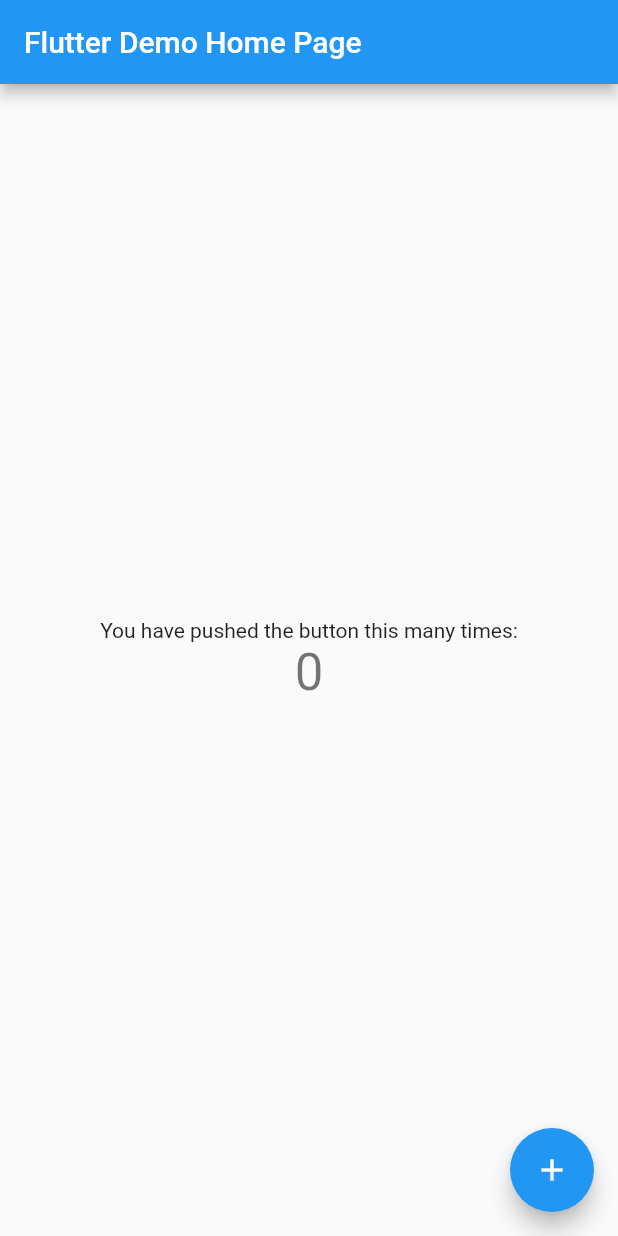
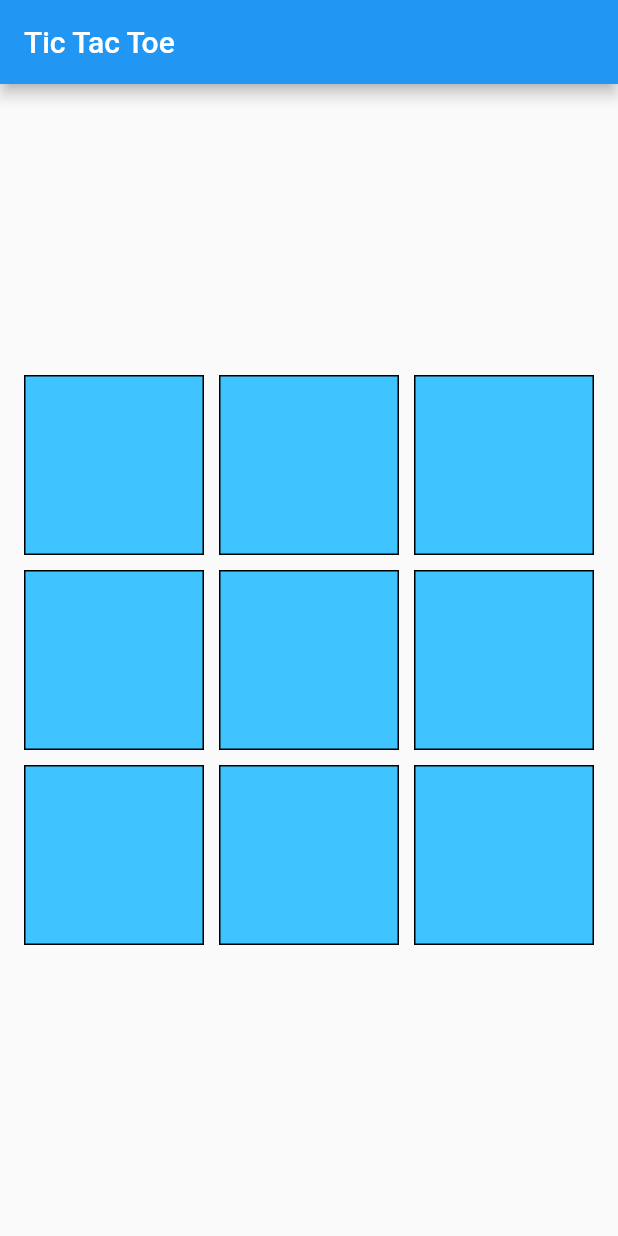
Before and after one commit to FairyEvilMoon/tictactoe, a Flutter app: the screen it shows after launch, on a phone screen of 412 x 824 dp. Run offline on Flutter 3.47's test engine with Material 2 defaults, Android fonts, the phone set to English and light mode, and no system bars.

Commit message:
version 1

```diff
--- a/lib/main.dart
+++ b/lib/main.dart
@@ -1,115 +1,160 @@
+import 'dart:math';
 import 'package:flutter/material.dart';
 
-void main() {
-  runApp(const MyApp());
-}
+void main() => runApp(MyApp());
 
 class MyApp extends StatelessWidget {
-  const MyApp({super.key});
-
-  // This widget is the root of your application.
   @override
   Widget build(BuildContext context) {
     return MaterialApp(
-      title: 'Flutter Demo',
+      title: 'Tic Tac Toe',
       theme: ThemeData(
-        // This is the theme of your application.
-        //
-        // Try running your application with "flutter run". You'll see the
-        // application has a blue toolbar. Then, without quitting the app, try
-        // changing the primarySwatch below to Colors.green and then invoke
-        // "hot reload" (press "r" in the console where you ran "flutter run",
-        // or simply save your changes to "hot reload" in a Flutter IDE).
-        // Notice that the counter didn't reset back to zero; the application
-        // is not restarted.
         primarySwatch: Colors.blue,
       ),
-      home: const MyHomePage(title: 'Flutter Demo Home Page'),
+      home: TicTacToePage(),
     );
   }
 }
 
-class MyHomePage extends StatefulWidget {
-  const MyHomePage({super.key, required this.title});
-
-  // This widget is the home page of your application. It is stateful, meaning
-  // that it has a State object (defined below) that contains fields that affect
-  // how it looks.
-
-  // This class is the configuration for the state. It holds the values (in this
-  // case the title) provided by the parent (in this case the App widget) and
-  // used by the build method of the State. Fields in a Widget subclass are
-  // always marked "final".
-
-  final String title;
-
+class TicTacToePage extends StatefulWidget {
   @override
-  State<MyHomePage> createState() => _MyHomePageState();
+  _TicTacToePageState createState() => _TicTacToePageState();
 }
 
-class _MyHomePageState extends State<MyHomePage> {
-  int _counter = 0;
+class _TicTacToePageState extends State<TicTacToePage> {
+  List<String> board = List.generate(9, (index) => '');
+  String winner = '';
+  bool gameOver = false;
 
-  void _incrementCounter() {
+  void _handleTap(int index) {
+    if (board[index] != '' || gameOver) return;
     setState(() {
-      // This call to setState tells the Flutter framework that something has
-      // changed in this State, which causes it to rerun the build method below
-      // so that the display can reflect the updated values. If we changed
-      // _counter without calling setState(), then the build method would not be
-      // called again, and so nothing would appear to happen.
-      _counter++;
+      board[index] = 'X';
+      _checkGameState();
+      if (!gameOver) {
+        _aiMove();
+        _checkGameState();
+      }
     });
+  }
+
+  void _aiMove() {
+    var emptySpots =
+        List.generate(9, (i) => i).where((i) => board[i] == '').toList();
+    if (emptySpots.isNotEmpty) {
+      final randomIndex = Random().nextInt(emptySpots.length);
+      board[emptySpots[randomIndex]] = 'O';
+    }
+  }
+
+  void _checkGameState() {
+    if (_checkWinner('X')) {
+      winner = 'Player wins!';
+      gameOver = true;
+    } else if (_checkWinner('O')) {
+      winner = 'AI wins!';
+      gameOver = true;
+    } else if (!board.contains('')) {
+      winner = 'It\'s a Draw!';
+      gameOver = true;
+    }
+  }
+
+  bool _checkWinner(String player) {
+    const winningPatterns = [
+      {0, 1, 2},
+      {3, 4, 5},
+      {6, 7, 8},
+      {0, 3, 6},
+      {1, 4, 7},
+      {2, 5, 8},
+      {0, 4, 8},
+      {2, 4, 6}
+    ];
+
+    for (var pattern in winningPatterns) {
+      if (pattern.every((index) => board[index] == player)) {
+        return true;
+      }
+    }
+    return false;
+  }
+
+  void _resetGame() {
+    setState(() {
+      board = List.generate(9, (index) => '');
+      winner = '';
+      gameOver = false;
+    });
+  }
+
+  Widget _buildCell(int index) {
+    return GestureDetector(
+      onTap: () => _handleTap(index),
+      child: Container(
+        decoration: BoxDecoration(
+          color: Colors.lightBlueAccent,
+          border: Border.all(color: Colors.black),
+        ),
+        child: AnimatedSwitcher(
+          duration: Duration(milliseconds: 300),
+          transitionBuilder: (Widget child, Animation<double> animation) {
+            return ScaleTransition(scale: animation, child: child);
+          },
+          child: Text(
+            board[index],
+            key: ValueKey<String>(board[index]),
+            style: TextStyle(
+              fontSize: 64.0,
+              color: board[index] == 'X' ? Colors.white : Colors.red,
+            ),
+          ),
+        ),
+      ),
+    );
   }
 
   @override
   Widget build(BuildContext context) {
-    // This method is rerun every time setState is called, for instance as done
-    // by the _incrementCounter method above.
-    //
-    // The Flutter framework has been optimized to make rerunning build methods
-    // fast, so that you can just rebuild anything that needs updating rather
-    // than having to individually change instances of widgets.
     return Scaffold(
       appBar: AppBar(
-        // Here we take the value from the MyHomePage object that was created by
-        // the App.build method, and use it to set our appbar title.
-        title: Text(widget.title),
+        title: Text('Tic Tac Toe'),
       ),
-      body: Center(
-        // Center is a layout widget. It takes a single child and positions it
-        // in the middle of the parent.
-        child: Column(
-          // Column is also a layout widget. It takes a list of children and
-          // arranges them vertically. By default, it sizes itself to fit its
-          // children horizontally, and tries to be as tall as its parent.
-          //
-          // Invoke "debug painting" (press "p" in the console, choose the
-          // "Toggle Debug Paint" action from the Flutter Inspector in Android
-          // Studio, or the "Toggle Debug Paint" command in Visual Studio Code)
-          // to see the wireframe for each widget.
-          //
-          // Column has various properties to control how it sizes itself and
-          // how it positions its children. Here we use mainAxisAlignment to
-          // center the children vertically; the main axis here is the vertical
-          // axis because Columns are vertical (the cross axis would be
-          // horizontal).
-          mainAxisAlignment: MainAxisAlignment.center,
-          children: <Widget>[
-            const Text(
-              'You have pushed the button this many times:',
+      body: Column(
+        mainAxisAlignment: MainAxisAlignment.center,
+        crossAxisAlignment: CrossAxisAlignment.center,
+        children: <Widget>[
+          if (winner.isNotEmpty) ...[
+            Text(
+              winner,
+              style: TextStyle(
+                  fontSize: 32,
+                  fontWeight: FontWeight.bold,
+                  color: Colors.green),
             ),
-            Text(
-              '$_counter',
-              style: Theme.of(context).textTheme.headlineMedium,
+            SizedBox(height: 20),
+            ElevatedButton(
+              onPressed: _resetGame,
+              child: Text('Restart Game'),
+            )
+          ] else ...[
+            GridView.builder(
+              gridDelegate: SliverGridDelegateWithFixedCrossAxisCount(
+                crossAxisCount: 3,
+                childAspectRatio: 1.0,
+                crossAxisSpacing: 10.0,
+                mainAxisSpacing: 10.0,
+              ),
+              itemCount: 9,
+              shrinkWrap: true,
+              padding: EdgeInsets.all(16.0),
+              itemBuilder: (context, index) {
+                return _buildCell(index);
+              },
             ),
           ],
-        ),
+        ],
       ),
-      floatingActionButton: FloatingActionButton(
-        onPressed: _incrementCounter,
-        tooltip: 'Increment',
-        child: const Icon(Icons.add),
-      ), // This trailing comma makes auto-formatting nicer for build methods.
     );
   }
 }
```
